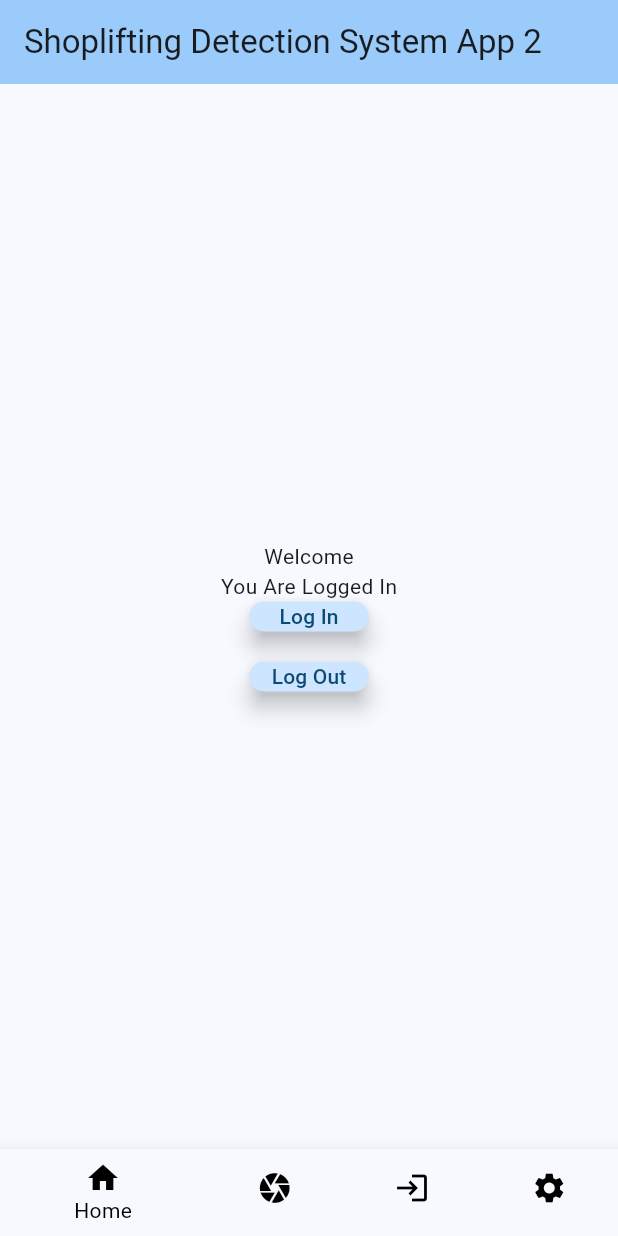
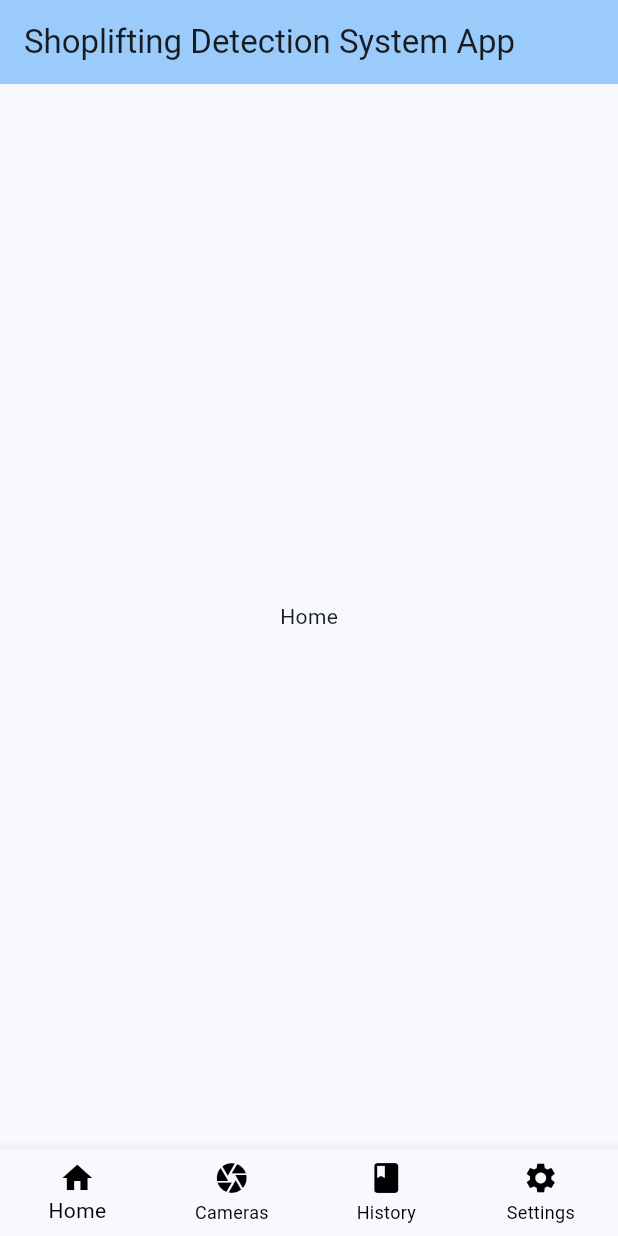
Before and after one commit to M-Masood4/TheftSense, a Flutter app: the screen it shows after launch, after a tap on "Log In", on a phone screen of 412 x 824 dp. Run offline on Flutter 3.47's test engine with Material 3 defaults, Android fonts, the light colour scheme and no system bars.

Commit message:
when starting the program, login page is displayed

```diff
--- a/my_app/lib/main.dart
+++ b/my_app/lib/main.dart
@@ -7,16 +7,18 @@ void main() {
 class MyApp extends StatelessWidget {
   const MyApp({super.key});
 
-  //This widget is the root of your application.
+  /// This widget is the root of your application.
   @override
   Widget build(BuildContext context) {
+
     return MaterialApp(
+      debugShowCheckedModeBanner: false,
       title: 'Shoplifting Detection System App',
       theme: ThemeData(
         colorScheme: .fromSeed(seedColor: const Color.fromARGB(255, 40, 141, 209)),
       ),
       home: const MyHomePage(
-        title: 'Shoplifting Detection System App 2',
+        title: 'Shoplifting Detection System App',
       )
     );
   }
@@ -33,35 +35,39 @@ class MyHomePage extends StatefulWidget {
 }
 
 class _MyHomePageState extends State<MyHomePage> {
-  //int _counter = 0;
   String message = 'You Are Logged Out';
+  int _selectedIndex = 0;
+  bool _userLoggedIn = false;
 
+  /// The _logIn function logs the user in, for now it just opens the
+  /// main app and displays the bottom navigation bar,
   void _logIn() {
-    setState(() { message = 'You Are Logged In'; });
+    setState(() {
+      message = 'You Are Logged In';
+      _userLoggedIn = true;
+    });
   }
 
   void _logOut() {
-    setState(() { message = 'You Are Logged Out'; });
+    setState(() {
+      message = 'You Are Logged Out';
+      _userLoggedIn = false;
+    });
   }
 
-  @override
-  Widget build(BuildContext context) {
-    return Scaffold(
-      bottomNavigationBar: BottomNavigationBar(
-              selectedItemColor: Colors.black,
-              unselectedItemColor: Colors.black,
-              items: const [
-                BottomNavigationBarItem(icon: Icon(Icons.home), label: 'Home'),
-                BottomNavigationBarItem(icon: Icon(Icons.camera), label: 'Cameras'),
-                BottomNavigationBarItem(icon: Icon(Icons.login), label: 'History'),
-                BottomNavigationBarItem(icon: Icon(Icons.settings), label: 'Settings')
-              ]
-            ),
-      appBar: AppBar(
-        backgroundColor: Theme.of(context).colorScheme.inversePrimary,
-        title: Text(widget.title),
-      ),
-      body: Center(
+  /// This is the list of pages. Right now each page is just a
+  /// 'Center' object that displays the page name, but it should
+  /// work well enough for you to start working on it.
+  late final List<Widget> _pages = [
+    Center(child: Text('Home')),
+    Center(child: Text('Cameras')),
+    Center(child: Text('History')),
+    Center(child: Text('Settings')),
+  ];
+
+  Widget _loginPage() {
+    return Center(
+      //mainAxisAlignment: .center,
       child: Column(
         mainAxisAlignment: .center,
         children: [
@@ -90,21 +96,49 @@ class _MyHomePageState extends State<MyHomePage> {
               child: const Text('Log Out'),
             ),
           ),
-            /*
-            BottomNavigationBar(
+        ]
+      )
+    );
+  }
+
+  void _changePage(int page_index) {
+    setState(() { _selectedIndex = page_index; });
+  }
+
+  /// The build() function is called when runApp() is executed,
+  /// every widget declared in build() is displayed.
+  @override
+  Widget build(BuildContext context) {
+    return Scaffold(
+
+      appBar: AppBar(
+        backgroundColor: Theme.of(context).colorScheme.inversePrimary,
+        title: Text(widget.title),
+      ),
+
+      // if the user is logged in, display the home page, else display login page
+      body: _userLoggedIn ? IndexedStack(index: _selectedIndex, children: _pages,) : _loginPage(),
+
+      /**
+       * This is the bottom navigation bar (child of Scaffold).
+       * Each icon on the bar is a child of the bar.
+       * First, it checks if the user is logged in before being displayed.
+       * onTap: executes the function when an icon is pressed.
+       * currentIndex: index of the page that is selected (must be 0 < x < items.length)
+       */
+      bottomNavigationBar: _userLoggedIn ? BottomNavigationBar(
               selectedItemColor: Colors.black,
               unselectedItemColor: Colors.black,
+              type: BottomNavigationBarType.fixed,
+              onTap: _changePage,
+              currentIndex: _selectedIndex,
               items: const [
                 BottomNavigationBarItem(icon: Icon(Icons.home), label: 'Home'),
                 BottomNavigationBarItem(icon: Icon(Icons.camera), label: 'Cameras'),
-                BottomNavigationBarItem(icon: Icon(Icons.login), label: 'History'),
-                BottomNavigationBarItem(icon: Icon(Icons.settings), label: 'Settings')
+                BottomNavigationBarItem(icon: Icon(Icons.book), label: 'History'),
+                BottomNavigationBarItem(icon: Icon(Icons.settings), label: 'Settings'),
               ]
-            )
-            */
-          ],
-        ),
-      ),
+            ) : null,
     );
   }
 }
```
Lines whose indentation alone changed are shown as unchanged.
